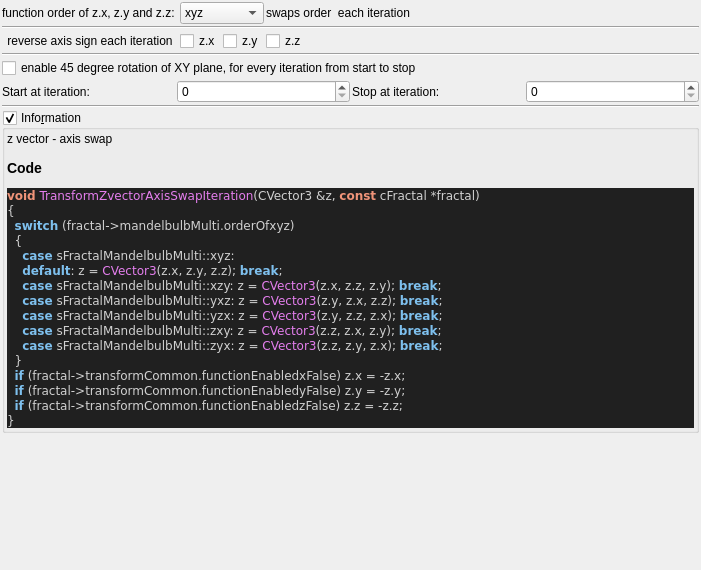
The window that mandelbulber2/qt_data/fractal_transf_zVector_axis_swap.ui (buddhi1980/mandelbulber2) describes before a commit, drawn with Qt 5.
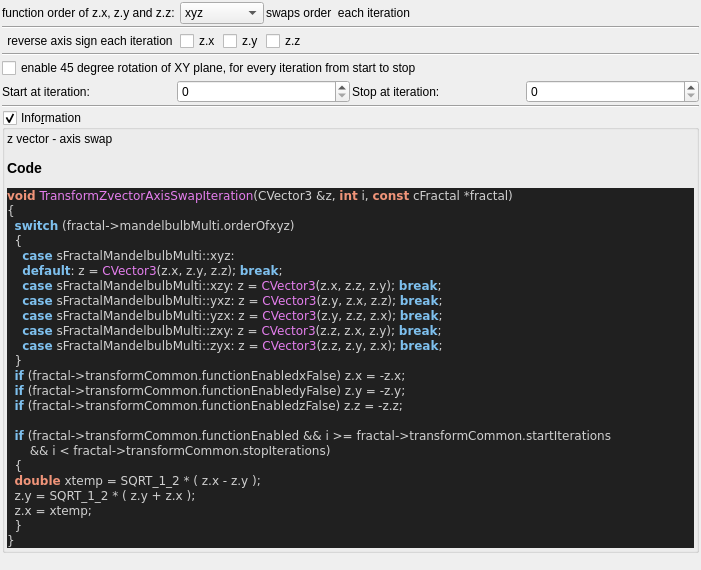
The same window after the commit. Custom widgets are drawn as their Qt base class.

Diff of the .ui file:
```diff
--- a/mandelbulber2/qt_data/fractal_transf_zVector_axis_swap.ui
+++ b/mandelbulber2/qt_data/fractal_transf_zVector_axis_swap.ui
@@ -263,7 +263,7 @@
 &lt;/table&gt;
 &lt;h3&gt;Code&lt;/h3&gt;
 &lt;body style=&quot;background-color:#202020&quot;&gt;
-&lt;pre style=&quot;color:#d0d0d0; background-color:#202020;  font-family:'Courier New',monospace;&quot;&gt;&lt;span style=&quot;color:#f09479; font-weight:bold&quot;&gt;void&lt;/span&gt; &lt;span style=&quot;color:#e47eed&quot;&gt;TransformZvectorAxisSwapIteration&lt;/span&gt;&lt;span style=&quot;color:#d0d0d0&quot;&gt;(&lt;/span&gt;CVector3 &lt;span style=&quot;color:#d0d0d0&quot;&gt;&amp;amp;&lt;/span&gt;z&lt;span style=&quot;color:#d0d0d0&quot;&gt;,&lt;/span&gt; &lt;span style=&quot;color:#f09479; font-weight:bold&quot;&gt;const&lt;/span&gt; cFractal &lt;span style=&quot;color:#d0d0d0&quot;&gt;*&lt;/span&gt;fractal&lt;span style=&quot;color:#d0d0d0&quot;&gt;)&lt;/span&gt;
+&lt;pre style=&quot;color:#d0d0d0; background-color:#202020;  font-family:'Courier New',monospace;&quot;&gt;&lt;span style=&quot;color:#f09479; font-weight:bold&quot;&gt;void&lt;/span&gt; &lt;span style=&quot;color:#e47eed&quot;&gt;TransformZvectorAxisSwapIteration&lt;/span&gt;&lt;span style=&quot;color:#d0d0d0&quot;&gt;(&lt;/span&gt;CVector3 &lt;span style=&quot;color:#d0d0d0&quot;&gt;&amp;amp;&lt;/span&gt;z&lt;span style=&quot;color:#d0d0d0&quot;&gt;,&lt;/span&gt; &lt;span style=&quot;color:#f09479; font-weight:bold&quot;&gt;int&lt;/span&gt; i&lt;span style=&quot;color:#d0d0d0&quot;&gt;,&lt;/span&gt; &lt;span style=&quot;color:#f09479; font-weight:bold&quot;&gt;const&lt;/span&gt; cFractal &lt;span style=&quot;color:#d0d0d0&quot;&gt;*&lt;/span&gt;fractal&lt;span style=&quot;color:#d0d0d0&quot;&gt;)&lt;/span&gt;
 &lt;span style=&quot;color:#d0d0d0&quot;&gt;{&lt;/span&gt;
   &lt;span style=&quot;color:#7ec0ee; font-weight:bold&quot;&gt;switch&lt;/span&gt; &lt;span style=&quot;color:#d0d0d0&quot;&gt;(&lt;/span&gt;fractal&lt;span style=&quot;color:#d0d0d0&quot;&gt;-&amp;gt;&lt;/span&gt;mandelbulbMulti&lt;span style=&quot;color:#d0d0d0&quot;&gt;.&lt;/span&gt;orderOfxyz&lt;span style=&quot;color:#d0d0d0&quot;&gt;)&lt;/span&gt;
   &lt;span style=&quot;color:#d0d0d0&quot;&gt;{&lt;/span&gt;
@@ -278,6 +278,14 @@
   &lt;span style=&quot;color:#7ec0ee; font-weight:bold&quot;&gt;if&lt;/span&gt; &lt;span style=&quot;color:#d0d0d0&quot;&gt;(&lt;/span&gt;fractal&lt;span style=&quot;color:#d0d0d0&quot;&gt;-&amp;gt;&lt;/span&gt;transformCommon&lt;span style=&quot;color:#d0d0d0&quot;&gt;.&lt;/span&gt;functionEnabledxFalse&lt;span style=&quot;color:#d0d0d0&quot;&gt;)&lt;/span&gt; z&lt;span style=&quot;color:#d0d0d0&quot;&gt;.&lt;/span&gt;x &lt;span style=&quot;color:#d0d0d0&quot;&gt;= -&lt;/span&gt;z&lt;span style=&quot;color:#d0d0d0&quot;&gt;.&lt;/span&gt;x&lt;span style=&quot;color:#d0d0d0&quot;&gt;;&lt;/span&gt;
   &lt;span style=&quot;color:#7ec0ee; font-weight:bold&quot;&gt;if&lt;/span&gt; &lt;span style=&quot;color:#d0d0d0&quot;&gt;(&lt;/span&gt;fractal&lt;span style=&quot;color:#d0d0d0&quot;&gt;-&amp;gt;&lt;/span&gt;transformCommon&lt;span style=&quot;color:#d0d0d0&quot;&gt;.&lt;/span&gt;functionEnabledyFalse&lt;span style=&quot;color:#d0d0d0&quot;&gt;)&lt;/span&gt; z&lt;span style=&quot;color:#d0d0d0&quot;&gt;.&lt;/span&gt;y &lt;span style=&quot;color:#d0d0d0&quot;&gt;= -&lt;/span&gt;z&lt;span style=&quot;color:#d0d0d0&quot;&gt;.&lt;/span&gt;y&lt;span style=&quot;color:#d0d0d0&quot;&gt;;&lt;/span&gt;
   &lt;span style=&quot;color:#7ec0ee; font-weight:bold&quot;&gt;if&lt;/span&gt; &lt;span style=&quot;color:#d0d0d0&quot;&gt;(&lt;/span&gt;fractal&lt;span style=&quot;color:#d0d0d0&quot;&gt;-&amp;gt;&lt;/span&gt;transformCommon&lt;span style=&quot;color:#d0d0d0&quot;&gt;.&lt;/span&gt;functionEnabledzFalse&lt;span style=&quot;color:#d0d0d0&quot;&gt;)&lt;/span&gt; z&lt;span style=&quot;color:#d0d0d0&quot;&gt;.&lt;/span&gt;z &lt;span style=&quot;color:#d0d0d0&quot;&gt;= -&lt;/span&gt;z&lt;span style=&quot;color:#d0d0d0&quot;&gt;.&lt;/span&gt;z&lt;span style=&quot;color:#d0d0d0&quot;&gt;;&lt;/span&gt;
+
+  &lt;span style=&quot;color:#7ec0ee; font-weight:bold&quot;&gt;if&lt;/span&gt; &lt;span style=&quot;color:#d0d0d0&quot;&gt;(&lt;/span&gt;fractal&lt;span style=&quot;color:#d0d0d0&quot;&gt;-&amp;gt;&lt;/span&gt;transformCommon&lt;span style=&quot;color:#d0d0d0&quot;&gt;.&lt;/span&gt;functionEnabled &lt;span style=&quot;color:#d0d0d0&quot;&gt;&amp;amp;&amp;amp;&lt;/span&gt; i &lt;span style=&quot;color:#d0d0d0&quot;&gt;&amp;gt;=&lt;/span&gt; fractal&lt;span style=&quot;color:#d0d0d0&quot;&gt;-&amp;gt;&lt;/span&gt;transformCommon&lt;span style=&quot;color:#d0d0d0&quot;&gt;.&lt;/span&gt;startIterations
+      &lt;span style=&quot;color:#d0d0d0&quot;&gt;&amp;amp;&amp;amp;&lt;/span&gt; i &lt;span style=&quot;color:#d0d0d0&quot;&gt;&amp;lt;&lt;/span&gt; fractal&lt;span style=&quot;color:#d0d0d0&quot;&gt;-&amp;gt;&lt;/span&gt;transformCommon&lt;span style=&quot;color:#d0d0d0&quot;&gt;.&lt;/span&gt;stopIterations&lt;span style=&quot;color:#d0d0d0&quot;&gt;)&lt;/span&gt;
+  &lt;span style=&quot;color:#d0d0d0&quot;&gt;{&lt;/span&gt;
+  &lt;span style=&quot;color:#f09479; font-weight:bold&quot;&gt;double&lt;/span&gt; xtemp &lt;span style=&quot;color:#d0d0d0&quot;&gt;=&lt;/span&gt; SQRT_1_2 &lt;span style=&quot;color:#d0d0d0&quot;&gt;* (&lt;/span&gt; z&lt;span style=&quot;color:#d0d0d0&quot;&gt;.&lt;/span&gt;x &lt;span style=&quot;color:#d0d0d0&quot;&gt;-&lt;/span&gt; z&lt;span style=&quot;color:#d0d0d0&quot;&gt;.&lt;/span&gt;y &lt;span style=&quot;color:#d0d0d0&quot;&gt;);&lt;/span&gt;
+  z&lt;span style=&quot;color:#d0d0d0&quot;&gt;.&lt;/span&gt;y &lt;span style=&quot;color:#d0d0d0&quot;&gt;=&lt;/span&gt; SQRT_1_2 &lt;span style=&quot;color:#d0d0d0&quot;&gt;* (&lt;/span&gt; z&lt;span style=&quot;color:#d0d0d0&quot;&gt;.&lt;/span&gt;y &lt;span style=&quot;color:#d0d0d0&quot;&gt;+&lt;/span&gt; z&lt;span style=&quot;color:#d0d0d0&quot;&gt;.&lt;/span&gt;x &lt;span style=&quot;color:#d0d0d0&quot;&gt;);&lt;/span&gt;
+  z&lt;span style=&quot;color:#d0d0d0&quot;&gt;.&lt;/span&gt;x &lt;span style=&quot;color:#d0d0d0&quot;&gt;=&lt;/span&gt; xtemp&lt;span style=&quot;color:#d0d0d0&quot;&gt;;&lt;/span&gt;
+  &lt;span style=&quot;color:#d0d0d0&quot;&gt;}&lt;/span&gt;
 &lt;span style=&quot;color:#d0d0d0&quot;&gt;}&lt;/span&gt;
 &lt;/pre&gt;
 &lt;/body&gt;</string>
```
